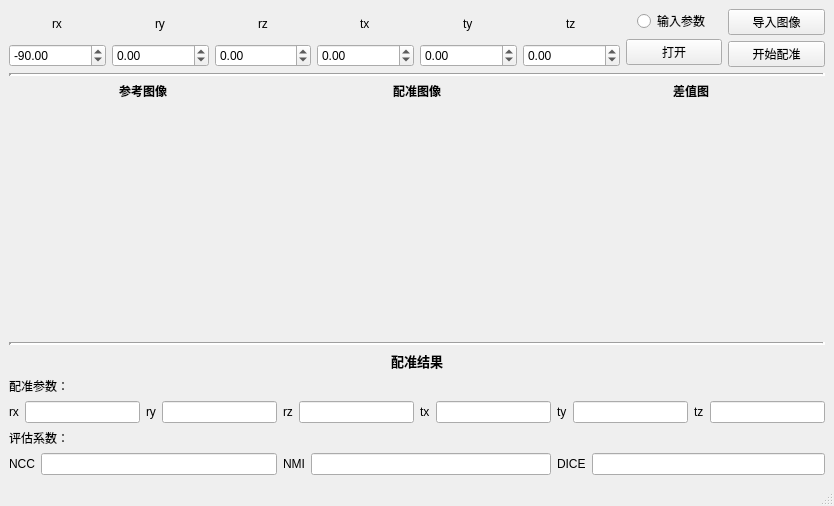
Old version of the form GUI/main.ui in the repository Xakurain/MyDRR.
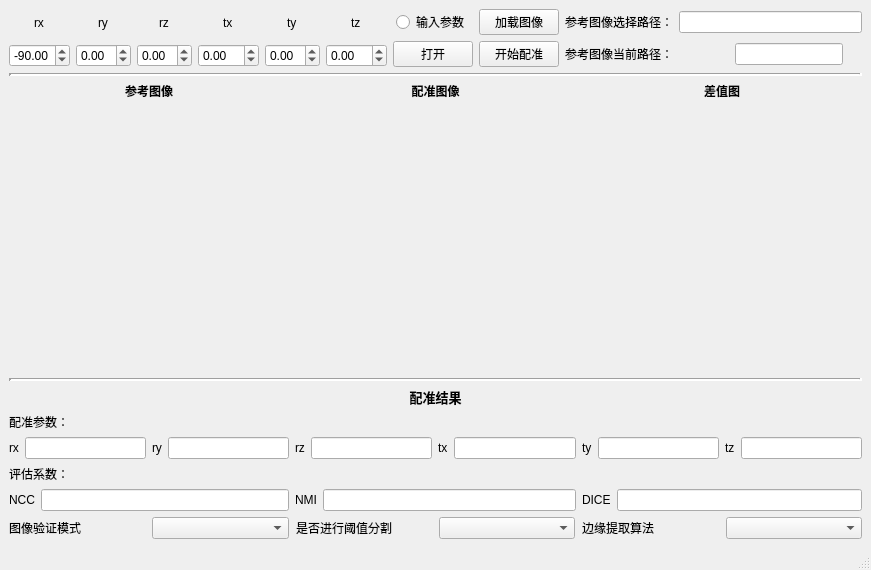
New version of the form. Icons and pictures are not drawn.

Commit message: 添加了图像验证的方式

```diff
--- a/GUI/main.ui
+++ b/GUI/main.ui
@@ -6,8 +6,8 @@
    <rect>
     <x>0</x>
     <y>0</y>
-    <width>834</width>
-    <height>506</height>
+    <width>871</width>
+    <height>570</height>
    </rect>
   </property>
   <property name="windowTitle">
@@ -21,7 +21,7 @@
        <layout class="QHBoxLayout" name="horizontalLayout_12">
         <item>
          <layout class="QVBoxLayout" name="verticalLayout_8">
-          <item alignment="Qt::AlignHCenter">
+          <item alignment="Qt::AlignHCenter|Qt::AlignVCenter">
            <widget class="QLabel" name="rxlabel">
             <property name="text">
              <string>rx</string>
@@ -45,7 +45,7 @@
         </item>
         <item>
          <layout class="QVBoxLayout" name="verticalLayout_10">
-          <item alignment="Qt::AlignHCenter">
+          <item alignment="Qt::AlignHCenter|Qt::AlignVCenter">
            <widget class="QLabel" name="rylabel">
             <property name="text">
              <string>ry</string>
@@ -69,7 +69,7 @@
         </item>
         <item>
          <layout class="QVBoxLayout" name="verticalLayout_11">
-          <item alignment="Qt::AlignHCenter">
+          <item alignment="Qt::AlignHCenter|Qt::AlignVCenter">
            <widget class="QLabel" name="rzlabel">
             <property name="text">
              <string>rz</string>
@@ -93,7 +93,7 @@
         </item>
         <item>
          <layout class="QVBoxLayout" name="verticalLayout_12">
-          <item alignment="Qt::AlignHCenter">
+          <item alignment="Qt::AlignHCenter|Qt::AlignVCenter">
            <widget class="QLabel" name="txlabel">
             <property name="text">
              <string>tx</string>
@@ -117,7 +117,7 @@
         </item>
         <item>
          <layout class="QVBoxLayout" name="verticalLayout_13">
-          <item alignment="Qt::AlignHCenter">
+          <item alignment="Qt::AlignHCenter|Qt::AlignVCenter">
            <widget class="QLabel" name="tylabel">
             <property name="text">
              <string>ty</string>
@@ -141,7 +141,7 @@
         </item>
         <item>
          <layout class="QVBoxLayout" name="verticalLayout_14">
-          <item alignment="Qt::AlignHCenter">
+          <item alignment="Qt::AlignHCenter|Qt::AlignVCenter">
            <widget class="QLabel" name="tzlabel">
             <property name="text">
              <string>tz</string>
@@ -165,7 +165,7 @@
         </item>
         <item>
          <layout class="QVBoxLayout" name="verticalLayout_15">
-          <item alignment="Qt::AlignHCenter">
+          <item alignment="Qt::AlignHCenter|Qt::AlignVCenter">
            <widget class="QRadioButton" name="isInputLabel">
             <property name="text">
              <string>输入参数</string>
@@ -199,7 +199,7 @@
           <item>
            <widget class="QPushButton" name="LoadImage">
             <property name="text">
-             <string>导入图像</string>
+             <string>加载图像</string>
             </property>
             <property name="icon">
              <iconset>
@@ -220,6 +220,38 @@
           </item>
          </layout>
         </item>
+        <item>
+         <layout class="QVBoxLayout" name="verticalLayout_2">
+          <item>
+           <layout class="QHBoxLayout" name="horizontalLayout_15">
+            <item>
+             <widget class="QLabel" name="label">
+              <property name="text">
+               <string>参考图像选择路径：</string>
+              </property>
+             </widget>
+            </item>
+            <item alignment="Qt::AlignVCenter">
+             <widget class="QLineEdit" name="lineEdit"/>
+            </item>
+           </layout>
+          </item>
+          <item>
+           <layout class="QHBoxLayout" name="horizontalLayout_18">
+            <item>
+             <widget class="QLabel" name="label_2">
+              <property name="text">
+               <string>参考图像当前路径：</string>
+              </property>
+             </widget>
+            </item>
+            <item alignment="Qt::AlignHCenter|Qt::AlignVCenter">
+             <widget class="QLineEdit" name="lineEdit_2"/>
+            </item>
+           </layout>
+          </item>
+         </layout>
+        </item>
        </layout>
       </item>
       <item>
@@ -527,6 +559,43 @@
           </item>
          </layout>
         </item>
+        <item>
+         <layout class="QHBoxLayout" name="horizontalLayout_21">
+          <property name="spacing">
+           <number>7</number>
+          </property>
+          <item>
+           <widget class="QLabel" name="label_3">
+            <property name="text">
+             <string>图像验证模式</string>
+            </property>
+           </widget>
+          </item>
+          <item>
+           <widget class="QComboBox" name="comboBox"/>
+          </item>
+          <item>
+           <widget class="QLabel" name="label_5">
+            <property name="text">
+             <string>是否进行阈值分割</string>
+            </property>
+           </widget>
+          </item>
+          <item>
+           <widget class="QComboBox" name="comboBox_3"/>
+          </item>
+          <item>
+           <widget class="QLabel" name="label_6">
+            <property name="text">
+             <string>边缘提取算法</string>
+            </property>
+           </widget>
+          </item>
+          <item>
+           <widget class="QComboBox" name="comboBox_4"/>
+          </item>
+         </layout>
+        </item>
        </layout>
       </item>
      </layout>
```
Left out of the diff: 4 changed lines with no effect on the pictures. The commit also changes 122 other files.
